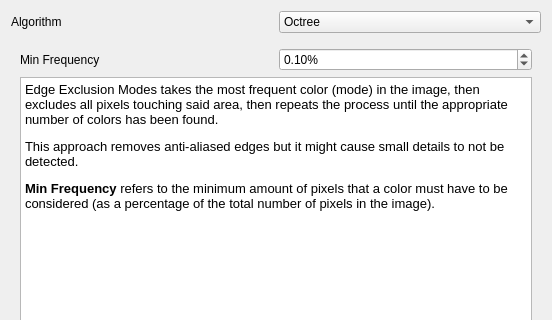
Above: src/gui/widgets/dialogs/color_quantization_dialog.ui from mbasaglia/glaxnimate before the change; both pictures show x 0 to 552 and y 0 to 320 of the 552 by 463 pixel window. Below: the same form after it.
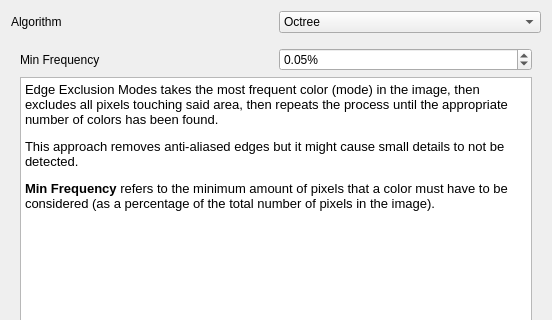
That is the form after the change. The open tabs and pages were chosen to show the change. Icons and pictures are not drawn.

What changed in the file:
```diff
--- a/src/gui/widgets/dialogs/color_quantization_dialog.ui
+++ b/src/gui/widgets/dialogs/color_quantization_dialog.ui
@@ -205,7 +205,7 @@
           <string>%</string>
          </property>
          <property name="value">
-          <double>0.100000000000000</double>
+          <double>0.050000000000000</double>
          </property>
         </widget>
        </item>
```
